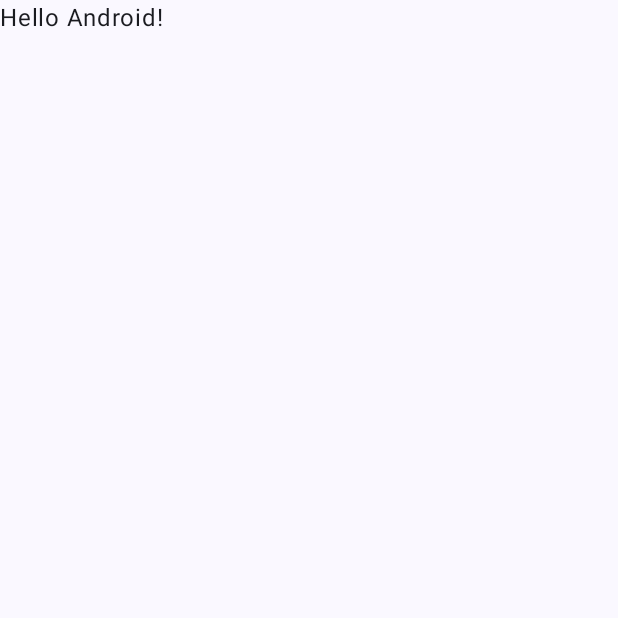
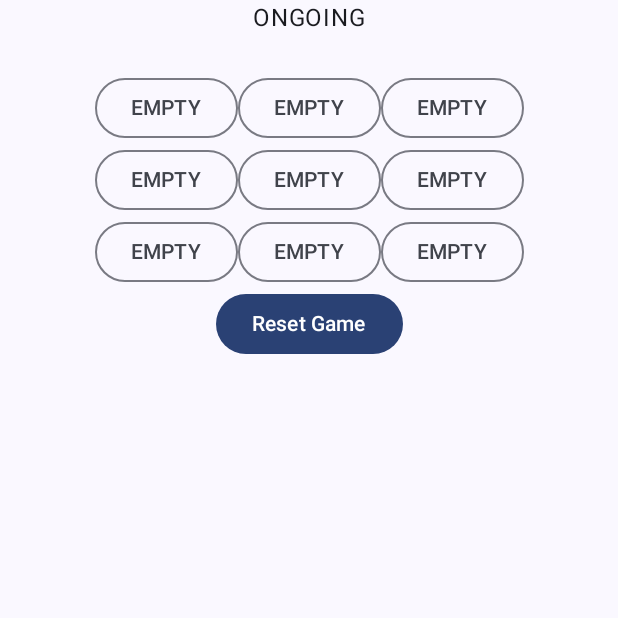
Before and after one commit to 2025-DEV2-010/Tic-Tac-Toe, an Android app built with Jetpack Compose: the screen it shows after launch (MainActivity), on a phone screen of 412 x 824 dp, the top half of it. Before the commit the part shown is almost empty. Run offline under Robolectric (Android 15) with nearby library versions, the phone set to English and light mode, and no system bars.

Commit message:
add: GameBoardScreen composable along with compose-viewmodel gradle plugin

```diff
--- a/app/build.gradle.kts
+++ b/app/build.gradle.kts
@@ -49,6 +49,8 @@ dependencies {
     implementation(libs.androidx.compose.ui.graphics)
     implementation(libs.androidx.compose.ui.tooling.preview)
     implementation(libs.androidx.compose.material3)
+    implementation(libs.androidx.lifecycle.viewmodel.compose)
+    implementation(libs.androidx.lifecycle.runtime.compose)
     testImplementation(libs.junit)
     androidTestImplementation(libs.androidx.junit)
     androidTestImplementation(libs.androidx.espresso.core)
--- a/app/src/main/java/com/kata/tictactoe/MainActivity.kt
+++ b/app/src/main/java/com/kata/tictactoe/MainActivity.kt
@@ -5,12 +5,9 @@ import androidx.activity.ComponentActivity
 import androidx.activity.compose.setContent
 import androidx.activity.enableEdgeToEdge
 import androidx.compose.foundation.layout.fillMaxSize
-import androidx.compose.foundation.layout.padding
 import androidx.compose.material3.Scaffold
-import androidx.compose.material3.Text
-import androidx.compose.runtime.Composable
 import androidx.compose.ui.Modifier
-import androidx.compose.ui.tooling.preview.Preview
+import com.kata.tictactoe.presentation.GameBoardScreen
 import com.kata.tictactoe.ui.theme.TicTacToeTheme
 
 class MainActivity : ComponentActivity() {
@@ -20,28 +17,9 @@ class MainActivity : ComponentActivity() {
         setContent {
             TicTacToeTheme {
                 Scaffold(modifier = Modifier.fillMaxSize()) { innerPadding ->
-                    Greeting(
-                        name = "Android",
-                        modifier = Modifier.padding(innerPadding)
-                    )
+                    GameBoardScreen(innerPadding)
                 }
             }
         }
     }
 }
-
-@Composable
-fun Greeting(name: String, modifier: Modifier = Modifier) {
-    Text(
-        text = "Hello $name!",
-        modifier = modifier
-    )
-}
-
-@Preview(showBackground = true)
-@Composable
-fun GreetingPreview() {
-    TicTacToeTheme {
-        Greeting("Android")
-    }
-}
--- /dev/null
+++ b/app/src/main/java/com/kata/tictactoe/presentation/GameBoardScreen.kt
@@ -0,0 +1,74 @@
+package com.kata.tictactoe.presentation
+
+import androidx.compose.foundation.layout.Column
+import androidx.compose.foundation.layout.PaddingValues
+import androidx.compose.foundation.layout.fillMaxSize
+import androidx.compose.foundation.layout.padding
+import androidx.compose.foundation.lazy.LazyColumn
+import androidx.compose.foundation.lazy.LazyRow
+import androidx.compose.foundation.lazy.itemsIndexed
+import androidx.compose.material3.Button
+import androidx.compose.material3.OutlinedButton
+import androidx.compose.material3.Text
+import androidx.compose.runtime.Composable
+import androidx.compose.runtime.getValue
+import androidx.compose.runtime.remember
+import androidx.compose.ui.Alignment
+import androidx.compose.ui.Modifier
+import androidx.lifecycle.compose.collectAsStateWithLifecycle
+import androidx.lifecycle.viewmodel.compose.viewModel
+import com.kata.tictactoe.domain.model.CellState
+import com.kata.tictactoe.presentation.viewmodel.GameBoardViewModel
+
+@Composable
+fun GameBoardScreen(innerPadding: PaddingValues) {
+
+    Column(
+        modifier = Modifier
+            .fillMaxSize()
+            .padding(innerPadding),
+        horizontalAlignment = Alignment.CenterHorizontally
+    ) {
+        val viewModel = viewModel<GameBoardViewModel>()
+
+        val gameProgressState by viewModel.gameProgressState.collectAsStateWithLifecycle()
+
+        Text(gameProgressState.gameOutComeStatus.name)
+
+        Text(gameProgressState.statusMessage ?: "")
+
+        LazyColumn {
+            itemsIndexed(
+                items = gameProgressState.playerMovedPositions,
+            ) { rowIndex, rowItem ->
+                LazyRow {
+                    itemsIndexed(
+                        items = rowItem,
+                    ) { columnIndex, columnItem ->
+                        val cellState: CellState = remember {
+                            gameProgressState.playerMovedPositions[rowIndex][columnIndex]
+                        }
+                        CellComponent(cellState) {
+                            viewModel.updatePlayMoveStatus(rowIndex, columnIndex)
+                        }
+                    }
+                }
+            }
+        }
+
+        Button(onClick = {
+            viewModel.resetGame()
+        }) {
+            Text("Reset Game")
+        }
+    }
+}
+
+@Composable
+fun CellComponent(item: CellState, onClick: () -> Unit) {
+    OutlinedButton(
+        onClick = onClick
+    ) {
+        Text(item.name)
+    }
+}
--- a/app/src/main/java/com/kata/tictactoe/presentation/viewmodel/model/GameProgress.kt
+++ b/app/src/main/java/com/kata/tictactoe/presentation/model/GameProgress.kt
@@ -1,4 +1,4 @@
-package com.kata.tictactoe.presentation.viewmodel.model
+package com.kata.tictactoe.presentation.model
 
 import com.kata.tictactoe.domain.model.CellState
 import com.kata.tictactoe.domain.model.GameOutcome
--- a/app/src/main/java/com/kata/tictactoe/presentation/viewmodel/GameBoardViewModel.kt
+++ b/app/src/main/java/com/kata/tictactoe/presentation/viewmodel/GameBoardViewModel.kt
@@ -5,7 +5,7 @@ import com.kata.tictactoe.domain.CheckWinnerUseCase
 import com.kata.tictactoe.domain.model.CellState
 import com.kata.tictactoe.domain.model.GameOutcome
 import com.kata.tictactoe.domain.model.Player
-import com.kata.tictactoe.presentation.viewmodel.model.GameProgress
+import com.kata.tictactoe.presentation.model.GameProgress
 import kotlinx.coroutines.flow.MutableStateFlow
 import kotlinx.coroutines.flow.asStateFlow
 
@@ -36,4 +36,9 @@ class GameBoardViewModel(
             currentMovePlayer = if (currentState.currentMovePlayer == Player.X) Player.O else Player.X,
         )
     }
+
+    fun resetGame() {
+        _gameProgressState.value = GameProgress()
+    }
+
 }
--- a/gradle/libs.versions.toml
+++ b/gradle/libs.versions.toml
@@ -14,6 +14,8 @@ mockitoKotlin = "6.1.0"
 [libraries]
 androidx-core-ktx = { group = "androidx.core", name = "core-ktx", version.ref = "coreKtx" }
 junit = { group = "junit", name = "junit", version.ref = "junit" }
+androidx-lifecycle-runtime-compose = { module = "androidx.lifecycle:lifecycle-runtime-compose", version.ref = "lifecycleRuntimeKtx" }
+androidx-lifecycle-viewmodel-compose = { module = "androidx.lifecycle:lifecycle-viewmodel-compose", version.ref = "lifecycleRuntimeKtx" }
 androidx-junit = { group = "androidx.test.ext", name = "junit", version.ref = "junitVersion" }
 androidx-espresso-core = { group = "androidx.test.espresso", name = "espresso-core", version.ref = "espressoCore" }
 androidx-lifecycle-runtime-ktx = { group = "androidx.lifecycle", name = "lifecycle-runtime-ktx", version.ref = "lifecycleRuntimeKtx" }
```
Also changed, not shown: 1 other file.
